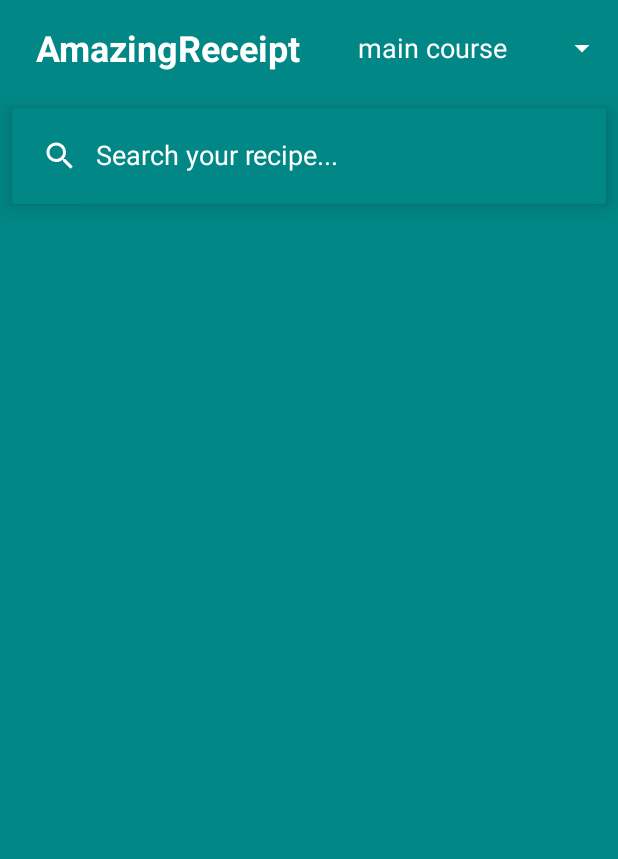
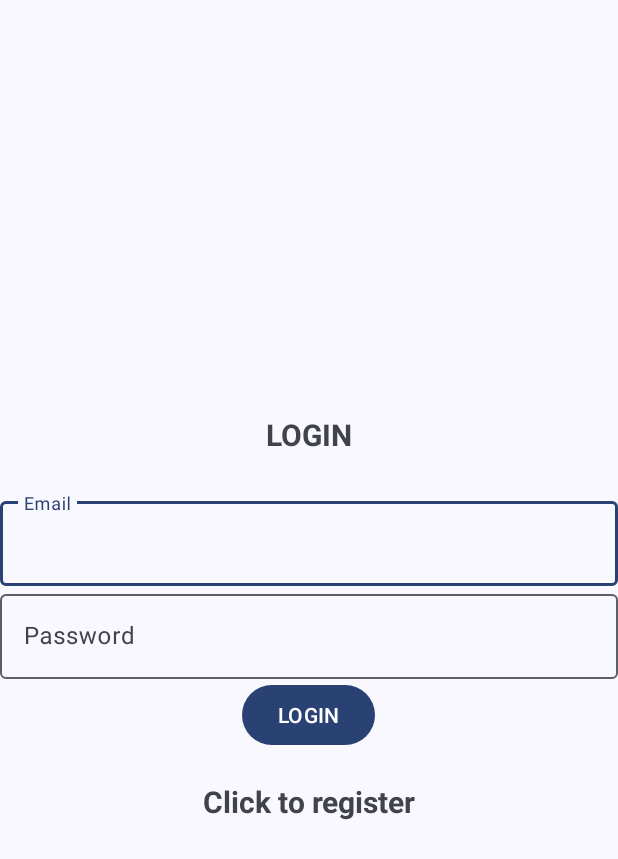
Before and after one commit to dwj020724/Amazing_Recipe, an Android app: the screen it shows after launch (MainActivity before the commit, Login after it), on a phone screen of 412 x 824 dp. Shown: the top 859 px of the screen. Run offline under Robolectric (Android 15) with nearby library versions, the phone set to English and light mode, and no system bars; our stand-ins replace Firebase (no records; nobody signed in at launch, a user with empty details on screens opened directly).

Commit message:
authentication with firebase

```diff
--- a/app/build.gradle.kts
+++ b/app/build.gradle.kts
@@ -1,5 +1,6 @@
 plugins {
     alias(libs.plugins.android.application)
+    id("com.google.gms.google-services")
 }
 
 android {
@@ -43,4 +44,5 @@ dependencies {
     testImplementation(libs.junit)
     androidTestImplementation(libs.ext.junit)
     androidTestImplementation(libs.espresso.core)
+    implementation("com.google.firebase:firebase-auth:23.1.0")
 }
--- a/app/src/main/java/Adapters/InstructionsEquipmentsAdapter.java
+++ b/app/src/main/java/Adapters/InstructionsEquipmentsAdapter.java
@@ -40,8 +40,7 @@ public class InstructionsEquipmentsAdapter extends RecyclerView.Adapter<Instruct
     }
 
     @Override
-    public int getItemCount() {
-        return list.size();
+    public int getItemCount() {return list.size();
     }
 }
 
--- /dev/null
+++ b/app/src/main/java/com/example/mobileproject/Login.java
@@ -0,0 +1,110 @@
+package com.example.mobileproject;
+
+import android.content.Intent;
+import android.os.Bundle;
+import android.text.TextUtils;
+import android.view.View;
+import android.widget.Button;
+import android.widget.ProgressBar;
+import android.widget.TextView;
+import android.widget.Toast;
+
+import androidx.activity.EdgeToEdge;
+import androidx.annotation.NonNull;
+import androidx.appcompat.app.AppCompatActivity;
+import androidx.core.graphics.Insets;
+import androidx.core.view.ViewCompat;
+import androidx.core.view.WindowInsetsCompat;
+
+import com.google.android.gms.tasks.OnCompleteListener;
+import com.google.android.gms.tasks.Task;
+import com.google.android.material.textfield.TextInputEditText;
+import com.google.firebase.auth.AuthResult;
+import com.google.firebase.auth.FirebaseAuth;
+import com.google.firebase.auth.FirebaseUser;
+
+public class Login extends AppCompatActivity {
+
+    TextInputEditText editTextEmail, editTextPassword;
+    Button buttonLogin;
+    FirebaseAuth mAuth;
+    ProgressBar progressBar;
+    TextView textView;
+
+    @Override
+    public void onStart() {
+        super.onStart();
+        FirebaseUser currentUser = mAuth.getCurrentUser();
+        if(currentUser != null){
+            Intent intent = new Intent(getApplicationContext(),MainActivity.class);
+            startActivity(intent);
+            finish();
+        }
+    }
+
+    @Override
+    protected void onCreate(Bundle savedInstanceState) {
+        super.onCreate(savedInstanceState);
+        EdgeToEdge.enable(this);
+        setContentView(R.layout.activity_login);
+
+        mAuth = FirebaseAuth.getInstance();
+        editTextEmail = findViewById(R.id.email);
+        editTextPassword = findViewById(R.id.password);
+        buttonLogin = findViewById(R.id.btn_login);
+        progressBar = findViewById(R.id.progressBar);
+        textView = findViewById(R.id.registerNow);
+        textView.setOnClickListener(new View.OnClickListener() {
+            @Override
+            public void onClick(View v) {
+                Intent intent = new Intent(getApplicationContext(), Register.class);
+                startActivity(intent);
+                finish();
+            }
+        });
+        ViewCompat.setOnApplyWindowInsetsListener(findViewById(R.id.main), (v, insets) -> {
+            Insets systemBars = insets.getInsets(WindowInsetsCompat.Type.systemBars());
+            v.setPadding(systemBars.left, systemBars.top, systemBars.right, systemBars.bottom);
+            return insets;
+        });
+
+
+        buttonLogin.setOnClickListener(new View.OnClickListener() {
+            @Override
+            public void onClick(View v) {
+                progressBar.setVisibility(View.VISIBLE);
+                String email, password;
+                email = String.valueOf(editTextEmail.getText());
+                password = String.valueOf(editTextEmail.getText());
+
+                if (TextUtils.isEmpty(email)){
+                    Toast.makeText(Login.this,"Enter Email", Toast.LENGTH_SHORT).show();
+                    return;
+                }
+
+                if (TextUtils.isEmpty(password)){
+                    Toast.makeText(Login.this,"Enter Password", Toast.LENGTH_SHORT).show();
+                    return;
+                }
+
+                mAuth.signInWithEmailAndPassword(email, password)
+                        .addOnCompleteListener(new OnCompleteListener<AuthResult>() {
+                            @Override
+                            public void onComplete(@NonNull Task<AuthResult> task) {
+                                progressBar.setVisibility(View.GONE);
+                                if (task.isSuccessful()) {
+                                    Toast.makeText(getApplicationContext(),"Enter Email", Toast.LENGTH_SHORT).show();
+                                    Intent intent = new Intent(getApplicationContext(),MainActivity.class);
+                                    startActivity(intent);
+                                    finish();
+                                } else {
+
+                                    Toast.makeText(Login.this, "Authentication failed.",
+                                            Toast.LENGTH_SHORT).show();
+                                }
+                            }
+                        });
+            }
+        });
+    }
+}
--- /dev/null
+++ b/app/src/main/res/layout/activity_login.xml
@@ -0,0 +1,65 @@
+<?xml version="1.0" encoding="utf-8"?>
+<LinearLayout xmlns:android="http://schemas.android.com/apk/res/android"
+    xmlns:app="http://schemas.android.com/apk/res-auto"
+    xmlns:tools="http://schemas.android.com/tools"
+    android:id="@+id/main"
+    android:orientation="vertical"
+    android:gravity="center"
+    android:layout_width="match_parent"
+    android:layout_height="match_parent"
+    android:padding="15dp"
+    tools:context=".Login">
+
+    <TextView
+        android:text="@string/login"
+        android:textSize="20sp"
+        android:textStyle="bold"
+        android:layout_marginBottom="25dp"
+        android:gravity="center"
+        android:layout_width="match_parent"
+        android:layout_height="wrap_content"
+        />
+
+    <com.google.android.material.textfield.TextInputLayout
+        android:layout_width="match_parent"
+        android:layout_height="wrap_content">
+        <com.google.android.material.textfield.TextInputEditText
+            android:id="@+id/email"
+            android:hint="@string/email"
+            android:layout_width="match_parent"
+            android:layout_height="wrap_content" />
+    </com.google.android.material.textfield.TextInputLayout>
+
+
+    <com.google.android.material.textfield.TextInputLayout
+        android:layout_width="match_parent"
+        android:layout_height="wrap_content">
+        <com.google.android.material.textfield.TextInputEditText
+            android:id="@+id/password"
+            android:hint="@string/password"
+            android:layout_width="match_parent"
+            android:layout_height="wrap_content" />
+    </com.google.android.material.textfield.TextInputLayout>
+
+    <ProgressBar
+        android:id="@+id/progressBar"
+        android:visibility="gone"
+        android:layout_width="wrap_content"
+        android:layout_height="wrap_content"/>
+
+    <Button
+        android:id="@+id/btn_login"
+        android:text="@string/login"
+        android:layout_width="wrap_content"
+        android:layout_height="wrap_content"/>
+
+    <TextView
+        android:textStyle="bold"
+        android:textSize="20sp"
+        android:gravity="center"
+        android:layout_marginTop="20dp"
+        android:id="@+id/registerNow"
+        android:text="@string/click_to_register"
+        android:layout_width="match_parent"
+        android:layout_height="wrap_content"/>
+</LinearLayout>
--- a/app/src/main/res/values/strings.xml
+++ b/app/src/main/res/values/strings.xml
@@ -1,6 +1,13 @@
 <resources>
     <string name="app_name">AmazingReceipt</string>
     <string name="api_key"> 3477bd1c16e74a6c808497450e1d6144</string>
+    <string name="login">LOGIN</string>
+    <string name="email">Email</string>
+    <string name="password">Password</string>
+    <string name="register">Register</string>
+    <string name="click_to_login">Click to login</string>
+    <string name="click_to_register">Click to register</string>
+    <string name="logout">Logout</string>
 
     <string-array name="tags">
         <item>main course</item>
--- a/gradle/libs.versions.toml
+++ b/gradle/libs.versions.toml
@@ -1,5 +1,5 @@
 [versions]
-agp = "8.6.0"
+agp = "8.6.1"
 junit = "4.13.2"
 junitVersion = "1.2.1"
 espressoCore = "3.6.1"
@@ -7,6 +7,8 @@ appcompat = "1.7.0"
 material = "1.12.0"
 activity = "1.9.2"
 constraintlayout = "2.1.4"
+googleGmsGoogleServices = "4.4.2"
+firebaseAuth = "23.1.0"
 
 [libraries]
 junit = { group = "junit", name = "junit", version.ref = "junit" }
@@ -16,6 +18,8 @@ appcompat = { group = "androidx.appcompat", name = "appcompat", version.ref = "a
 material = { group = "com.google.android.material", name = "material", version.ref = "material" }
 activity = { group = "androidx.activity", name = "activity", version.ref = "activity" }
 constraintlayout = { group = "androidx.constraintlayout", name = "constraintlayout", version.ref = "constraintlayout" }
+firebase-auth = { group = "com.google.firebase", name = "firebase-auth", version.ref = "firebaseAuth" }
 
 [plugins]
 android-application = { id = "com.android.application", version.ref = "agp" }
+google-gms-google-services = { id = "com.google.gms.google-services", version.ref = "googleGmsGoogleServices" }
```
Also changed, not shown: app/src/main/AndroidManifest.xml (+26 -3 lines), app/src/main/java/com/example/mobileproject/MainActivity.java (+34 -0 lines), app/src/main/java/com/example/mobileproject/Register.java (added, +114 -0 lines), app/src/main/res/layout/activity_main.xml (+20 -2 lines), app/src/main/res/layout/activity_register.xml (added, +67 -0 lines), build.gradle.kts (+7 -0 lines), 1 other file.
